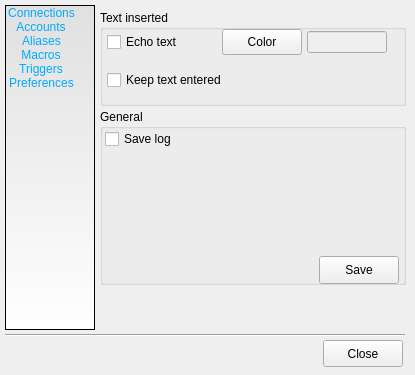
Above: src/devclient/gui_src/gui_option.ui from develer-staff/devclient before the change. Below: the same form after it.
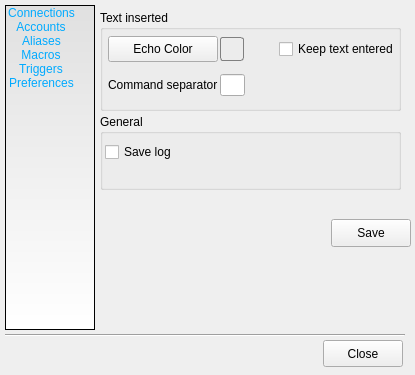
That is the form after the change. The open tabs and pages were chosen to show the change. Icons and pictures are not drawn.

Commit message: cambiato lineedit per la selezione del colore dell'echo in una label per uniformita'. Rivista lievemente la grafica delle preferenze con possibilita' di specificare un separatore dei comandi

```diff
--- a/src/devclient/gui_src/gui_option.ui
+++ b/src/devclient/gui_src/gui_option.ui
@@ -133,7 +133,7 @@
      <x>95</x>
      <y>0</y>
      <width>316</width>
-     <height>325</height>
+     <height>326</height>
     </rect>
    </property>
    <property name="currentIndex" >
@@ -1680,8 +1680,8 @@
       <rect>
        <x>5</x>
        <y>10</y>
-       <width>306</width>
-       <height>96</height>
+       <width>301</width>
+       <height>101</height>
       </rect>
      </property>
      <property name="styleSheet" >
@@ -1690,103 +1690,123 @@
      <property name="title" >
       <string>Text inserted</string>
      </property>
-     <widget class="QWidget" name="layoutWidget" >
+     <widget class="QWidget" name="" >
       <property name="geometry" >
        <rect>
-        <x>2</x>
-        <y>10</y>
-        <width>301</width>
-        <height>81</height>
+        <x>8</x>
+        <y>19</y>
+        <width>291</width>
+        <height>76</height>
        </rect>
       </property>
       <layout class="QGridLayout" >
-       <property name="leftMargin" >
-        <number>5</number>
-       </property>
-       <property name="rightMargin" >
-        <number>5</number>
-       </property>
        <property name="horizontalSpacing" >
+        <number>2</number>
+       </property>
+       <property name="verticalSpacing" >
         <number>5</number>
        </property>
        <item row="0" column="0" >
-        <widget class="QCheckBox" name="echo_text" >
-         <property name="minimumSize" >
-          <size>
-           <width>90</width>
-           <height>0</height>
-          </size>
-         </property>
-         <property name="text" >
-          <string>Echo text</string>
-         </property>
-        </widget>
-       </item>
-       <item row="0" column="1" >
         <widget class="QPushButton" name="echo_color_button" >
          <property name="minimumSize" >
           <size>
-           <width>80</width>
-           <height>26</height>
-          </size>
-         </property>
-         <property name="maximumSize" >
-          <size>
-           <width>80</width>
+           <width>0</width>
            <height>26</height>
           </size>
          </property>
          <property name="text" >
-          <string>Color</string>
+          <string>Echo Color</string>
          </property>
          <property name="icon" >
           <iconset resource="../../../resources/gui_option.qrc" >:/images/button-color.png</iconset>
          </property>
         </widget>
        </item>
+       <item row="0" column="1" >
+        <widget class="QLabel" name="echo_color" >
+         <property name="enabled" >
+          <bool>false</bool>
+         </property>
+         <property name="minimumSize" >
+          <size>
+           <width>24</width>
+           <height>24</height>
+          </size>
+         </property>
+         <property name="maximumSize" >
+          <size>
+           <width>24</width>
+           <height>24</height>
+          </size>
+         </property>
+         <property name="styleSheet" >
+          <string>QLabel { border: 1px solid gray; border-radius: 3px; }</string>
+         </property>
+         <property name="frameShape" >
+          <enum>QFrame::StyledPanel</enum>
+         </property>
+         <property name="text" >
+          <string/>
+         </property>
+        </widget>
+       </item>
        <item row="0" column="2" >
-        <widget class="QLineEdit" name="echo_color" >
-         <property name="enabled" >
-          <bool>false</bool>
+        <spacer>
+         <property name="orientation" >
+          <enum>Qt::Horizontal</enum>
          </property>
-         <property name="minimumSize" >
+         <property name="sizeHint" >
           <size>
-           <width>80</width>
-           <height>0</height>
+           <width>16</width>
+           <height>20</height>
           </size>
          </property>
-         <property name="maximumSize" >
-          <size>
-           <width>80</width>
-           <height>16777215</height>
-          </size>
-         </property>
-         <property name="text" >
-          <string/>
-         </property>
-        </widget>
+        </spacer>
        </item>
-       <item row="1" column="0" colspan="2" >
+       <item row="0" column="3" >
         <widget class="QCheckBox" name="keep_text" >
-         <property name="minimumSize" >
-          <size>
-           <width>195</width>
-           <height>0</height>
-          </size>
-         </property>
          <property name="text" >
           <string>Keep text entered</string>
          </property>
         </widget>
        </item>
-       <item row="1" column="2" >
+       <item row="1" column="0" >
+        <widget class="QLabel" name="label_cmd_separator" >
+         <property name="text" >
+          <string>Command separator</string>
+         </property>
+        </widget>
+       </item>
+       <item row="1" column="1" >
+        <widget class="QLineEdit" name="cmd_separator" >
+         <property name="maximumSize" >
+          <size>
+           <width>25</width>
+           <height>16777215</height>
+          </size>
+         </property>
+         <property name="font" >
+          <font>
+           <weight>75</weight>
+           <bold>true</bold>
+          </font>
+         </property>
+         <property name="maxLength" >
+          <number>1</number>
+         </property>
+         <property name="alignment" >
+          <set>Qt::AlignCenter</set>
+         </property>
+        </widget>
+       </item>
+       <item row="1" column="2" colspan="2" >
         <spacer>
          <property name="orientation" >
           <enum>Qt::Horizontal</enum>
          </property>
          <property name="sizeHint" >
           <size>
-           <width>76</width>
+           <width>141</width>
            <height>20</height>
           </size>
          </property>
@@ -1799,9 +1819,9 @@
      <property name="geometry" >
       <rect>
        <x>5</x>
-       <y>109</y>
-       <width>306</width>
-       <height>176</height>
+       <y>114</y>
+       <width>301</width>
+       <height>76</height>
       </rect>
      </property>
      <property name="styleSheet" >
@@ -1810,22 +1830,16 @@
      <property name="title" >
       <string>General</string>
      </property>
-     <widget class="QWidget" name="layoutWidget" >
+     <widget class="QWidget" name="" >
       <property name="geometry" >
        <rect>
-        <x>0</x>
-        <y>19</y>
-        <width>304</width>
-        <height>156</height>
+        <x>5</x>
+        <y>20</y>
+        <width>291</width>
+        <height>36</height>
        </rect>
       </property>
       <layout class="QGridLayout" >
-       <property name="leftMargin" >
-        <number>5</number>
-       </property>
-       <property name="rightMargin" >
-        <number>5</number>
-       </property>
        <item row="0" column="0" >
         <widget class="QCheckBox" name="save_log" >
          <property name="minimumSize" >
@@ -1852,20 +1866,18 @@
          </property>
         </spacer>
        </item>
-       <item rowspan="2" row="1" column="0" colspan="2" >
-        <spacer>
-         <property name="orientation" >
-          <enum>Qt::Vertical</enum>
-         </property>
-         <property name="sizeHint" >
-          <size>
-           <width>294</width>
-           <height>56</height>
-          </size>
-         </property>
-        </spacer>
-       </item>
-       <item row="3" column="0" colspan="2" >
+      </layout>
+     </widget>
+    </widget>
+    <widget class="QWidget" name="layoutWidget_4" >
+     <property name="geometry" >
+      <rect>
+       <x>5</x>
+       <y>210</y>
+       <width>311</width>
+       <height>46</height>
+      </rect>
+     </property>
         <layout class="QHBoxLayout" >
          <item>
           <spacer>
@@ -1903,9 +1915,6 @@
           </widget>
          </item>
         </layout>
-       </item>
-      </layout>
-     </widget>
     </widget>
    </widget>
   </widget>
```
Left out of the diff: 5 changed lines with no effect on the pictures. Lines whose indentation alone changed are shown as unchanged. The commit also changes 9 other files.
